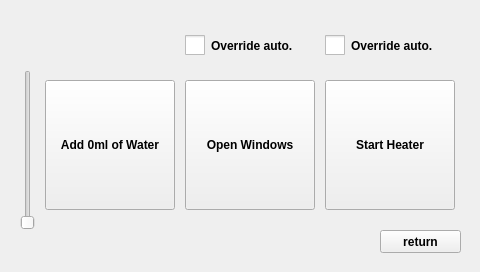
Qt form setmanual.ui (3semesterprojekt/DevKitsoftware) before a commit.
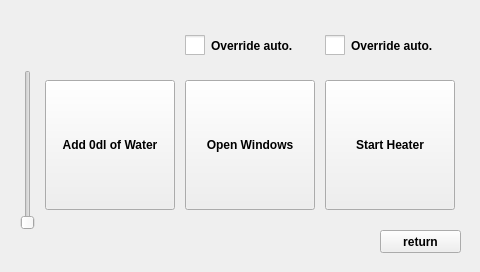
The same form after that commit.

Patch:
```diff
--- a/setmanual.ui
+++ b/setmanual.ui
@@ -54,7 +54,7 @@
     <enum>Qt::NoFocus</enum>
    </property>
    <property name="text">
-    <string>Add 0ml of Water</string>
+    <string>Add 0dl of Water</string>
    </property>
   </widget>
   <widget class="QPushButton" name="windowButton">
```
